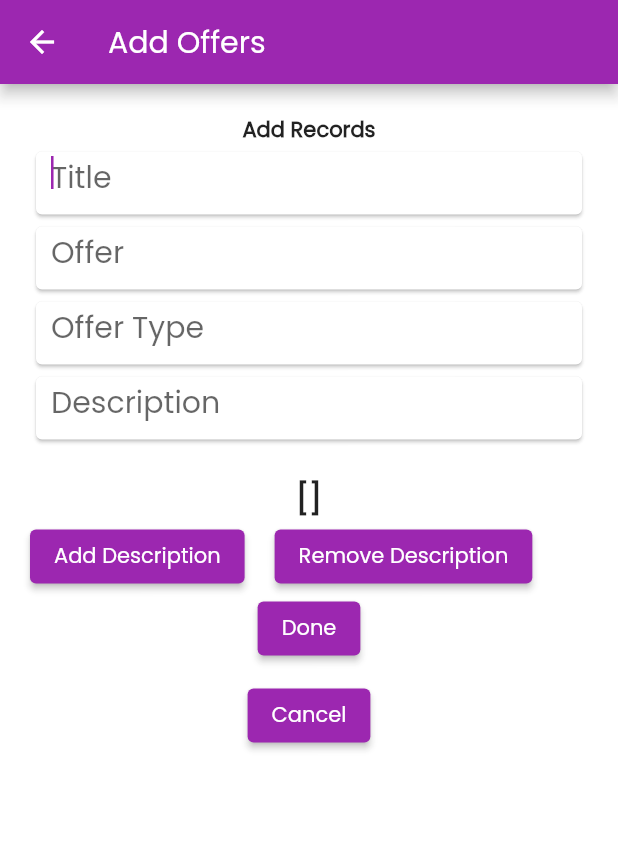
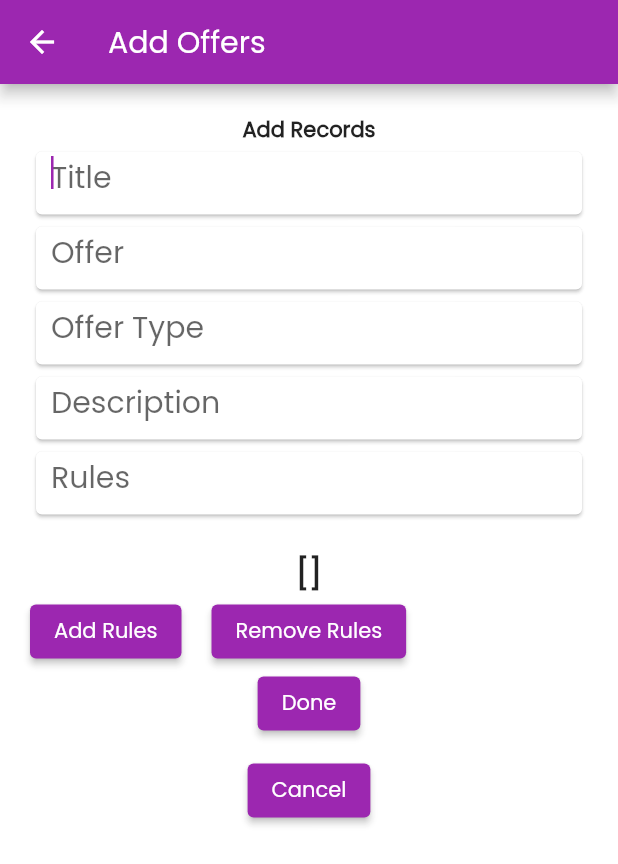
Before and after one commit to diptesh2082/vyam_admin_pannel2, a Flutter app: the addboxx screen opened directly with empty values, on a phone screen of 412 x 824 dp. Shown: the top 864 px of the screen. Run offline on Flutter 3.47's test engine with Material 2 defaults, Android fonts, the light colour scheme and no system bars; our stand-ins replace cached_network_image, cloud_firestore, easy_localization, firebase_auth, firebase_core, firebase_dynamic_links and 9 more; missing offline and left inert: dart:html, firebase_admin, flutter_dropzone, geocode, google_maps, latlng and 5 more; accounts and stored records are empty; Roboto replaces fonts that are missing (poppins).

Commit message:
offersChanges

```diff
--- a/lib/Screens/Product Details/offers/offers.dart
+++ b/lib/Screens/Product Details/offers/offers.dart
@@ -25,11 +25,12 @@ class offersPage extends StatefulWidget {
   State<offersPage> createState() => _offersPageState();
 }
 
-List offersdescription = [];
+List offersRules = [];
 
 class _offersPageState extends State<offersPage> {
   CollectionReference? offersStream;
   var landmark;
+  var id1;
 
   @override
   void initState() {
@@ -39,10 +40,10 @@ class _offersPageState extends State<offersPage> {
         .collection('product_details')
         .doc(widget.offerId)
         .collection('offers');
-
     globalOfferId = widget.offerId;
     globalName = widget.name;
     landmark = widget.landmark;
+
     super.initState();
   }
 
@@ -142,6 +143,11 @@ class _offersPageState extends State<offersPage> {
                               style: TextStyle(fontWeight: FontWeight.w600),
                             )),
                             DataColumn(
+                                label: Text(
+                              'Validity',
+                              style: TextStyle(fontWeight: FontWeight.w600),
+                            )),
+                            DataColumn(
                               label: Text(
                                 'Edit',
                                 style: TextStyle(fontWeight: FontWeight.w600),
@@ -223,6 +229,7 @@ class _offersPageState extends State<offersPage> {
 
   DataRow _buildListItem(BuildContext context, DocumentSnapshot data, int index,
       int start, int end) {
+    bool legit = data['validity'];
     return DataRow(cells: [
       DataCell(data != null ? Text(index.toString()) : const Text("")),
       DataCell(data != null
@@ -237,6 +244,30 @@ class _offersPageState extends State<offersPage> {
       DataCell(data != null
           ? Text(data['offer_type'].toString().toUpperCase())
           : const Text("")),
+      DataCell(
+        Center(
+          child: ElevatedButton(
+            onPressed: () async {
+              print(legit);
+              bool temp = legit;
+              temp = !temp;
+              print(temp);
+
+              await FirebaseFirestore.instance
+                  .collection('product_details')
+                  .doc(globalOfferId)
+                  .collection('offers')
+                  .doc(data['id'])
+                  .update({'validity': temp})
+                  .whenComplete(() => print("Legitimate toggled"))
+                  .catchError((e) => print(e));
+            },
+            child: Text(legit ? "Enable" : "Disable"),
+            style: ElevatedButton.styleFrom(
+                primary: legit ? Colors.green : Colors.red),
+          ),
+        ),
+      ),
       DataCell(const Text(""), showEditIcon: true, onTap: () {
         Navigator.push(
             context,
@@ -248,6 +279,7 @@ class _offersPageState extends State<offersPage> {
                       description: data['description'],
                       offer: data['offer'],
                       offer_type: data['offer_type'],
+                      rules: data['rules'],
                     )));
       }),
       DataCell(const Icon(Icons.delete), onTap: () {
@@ -329,7 +361,8 @@ class _addboxxState extends State<addboxx> {
   final TextEditingController _offer = TextEditingController();
   final TextEditingController _description = TextEditingController();
   final TextEditingController _offer_type = TextEditingController();
-
+  final TextEditingController _rules = TextEditingController();
+  var id1;
   @override
   void initState() {
     // TODO: implement initState
@@ -338,6 +371,13 @@ class _addboxxState extends State<addboxx> {
         .doc(widget.id)
         .collection('offers');
     super.initState();
+
+    id1 = FirebaseFirestore.instance
+        .collection('product_details')
+        .doc(widget.id)
+        .collection('offers')
+        .doc()
+        .id;
   }
 
   @override
@@ -365,33 +405,35 @@ class _addboxxState extends State<addboxx> {
                   hinttext: "Offer Type", addcontroller: _offer_type),
               customTextField(
                   hinttext: 'Description', addcontroller: _description),
-              SizedBox(
+              customTextField(hinttext: 'Rules', addcontroller: _rules),
+              const SizedBox(
                 height: 20,
               ),
               Text(
-                offersdescription.toString(),
-                style: TextStyle(fontSize: 20, fontWeight: FontWeight.bold),
+                offersRules.toString(),
+                style:
+                    const TextStyle(fontSize: 20, fontWeight: FontWeight.bold),
               ),
               Row(
                 children: [
                   ElevatedButton(
                     onPressed: () {
-                      offersdescription.add(_description.text);
+                      offersRules.add(_rules.text);
                       setState(() {
-                        _description.text = "";
+                        _rules.text = "";
                       });
                     },
-                    child: Text("Add Description"),
+                    child: const Text("Add Rules"),
                   ),
-                  SizedBox(width: 20),
+                  const SizedBox(width: 20),
                   ElevatedButton(
                     onPressed: () {
-                      offersdescription.removeLast();
+                      offersRules.removeLast();
                       setState(() {
-                        _description.text = "";
+                        _rules.text = "";
                       });
                     },
-                    child: Text("Remove Description"),
+                    child: const Text("Remove Rules"),
                   ),
                 ],
               ),
@@ -402,13 +444,16 @@ class _addboxxState extends State<addboxx> {
                         .collection('product_details')
                         .doc(widget.id)
                         .collection('offers')
-                        .doc()
+                        .doc(id1)
                         .set(
                       {
                         'title': _title.text,
-                        'description': offersdescription,
+                        'description': _description.text,
                         'offer': _offer.text,
                         'offer_type': _offer_type.text,
+                        'rules': offersRules,
+                        'validity': false,
+                        'id': id1,
                       },
                     );
 
@@ -417,7 +462,7 @@ class _addboxxState extends State<addboxx> {
                   child: const Text('Done'),
                 ),
               ),
-              SizedBox(
+              const SizedBox(
                 height: 10,
               ),
               ElevatedButton(
@@ -437,9 +482,10 @@ class OffersEditBox extends StatefulWidget {
   var title;
   var offer_type;
   var offer;
-  List description;
+  var description;
   var id;
   var gym_id;
+  final List rules;
 
   OffersEditBox(
       {Key? key,
@@ -448,7 +494,8 @@ class OffersEditBox extends StatefulWidget {
       required this.offer,
       required this.offer_type,
       required this.id,
-      required this.gym_id})
+      required this.gym_id,
+      required this.rules})
       : super(key: key);
 
   @override
@@ -461,7 +508,8 @@ class _OffersEditBoxState extends State<OffersEditBox> {
   final TextEditingController _description = TextEditingController();
   final TextEditingController _offer = TextEditingController();
   final TextEditingController _offer_type = TextEditingController();
-  List<dynamic> rs = [];
+  final TextEditingController _rules = TextEditingController();
+  List<dynamic> rules = [];
   @override
   void initState() {
     // TODO: implement initState
@@ -472,7 +520,8 @@ class _OffersEditBoxState extends State<OffersEditBox> {
     _title.text = widget.title;
     _offer_type.text = widget.offer_type;
     _offer.text = widget.offer;
-    rs = widget.description;
+    _description.text = widget.description;
+    rules = widget.rules;
 
     super.initState();
   }
@@ -496,33 +545,34 @@ class _OffersEditBoxState extends State<OffersEditBox> {
             customTextField(hinttext: 'Offer Type', addcontroller: _offer_type),
             customTextField(
                 hinttext: 'Description', addcontroller: _description),
-            SizedBox(
+            customTextField(hinttext: 'Rules', addcontroller: _rules),
+            const SizedBox(
               height: 20,
             ),
             Text(
-              rs.toString(),
-              style: TextStyle(fontSize: 20, fontWeight: FontWeight.bold),
+              rules.toString(),
+              style: const TextStyle(fontSize: 20, fontWeight: FontWeight.bold),
             ),
             Row(
               children: [
                 ElevatedButton(
                   onPressed: () {
-                    rs.add(_description.text);
+                    rules.add(_rules.text);
                     setState(() {
                       _description.text = "";
                     });
                   },
-                  child: Text("Add Description"),
+                  child: const Text("Add Rules"),
                 ),
-                SizedBox(width: 20),
+                const SizedBox(width: 20),
                 ElevatedButton(
                   onPressed: () {
-                    rs.removeLast();
+                    rules.removeLast();
                     setState(() {
                       _description.text = "";
                     });
                   },
-                  child: Text("Remove Description"),
+                  child: const Text("Remove Rules"),
                 ),
               ],
             ),
@@ -542,9 +592,10 @@ class _OffersEditBoxState extends State<OffersEditBox> {
                         .doc(widget.id);
                     Map<String, dynamic> data = <String, dynamic>{
                       'title': _title.text,
-                      'description': rs,
+                      'description': _description.text,
                       'offer': _offer.text,
                       'offer_type': _offer_type.text,
+                      'rules': rules,
                     };
                     await documentReference
                         .update(data)
```
